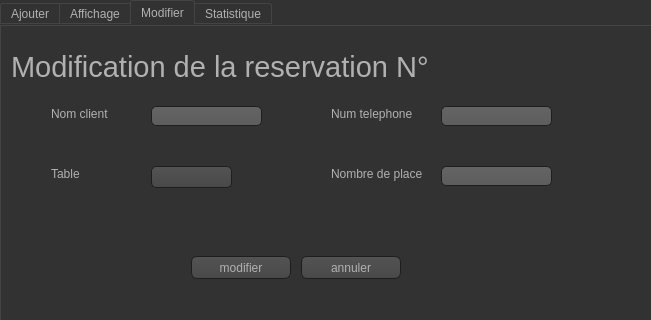
First picture: the form in gestion_reservation.ui, repository soumaya-nheri/Smart-Restaurant-2A27, before the edit; both pictures show x 0 to 651 and y 0 to 320 of the 733 by 503 pixel window.
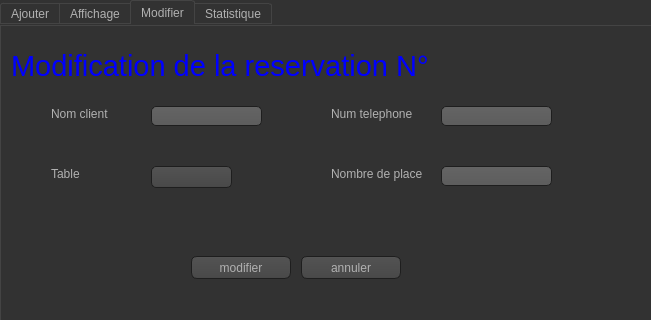
Second picture: the form after the edit. The open tabs and pages were chosen to show the change. Icons and pictures are not drawn. Custom widgets are drawn as their Qt base class.

What changed in the file:
```diff
--- a/gestion_reservation.ui
+++ b/gestion_reservation.ui
@@ -869,7 +869,7 @@
       <string notr="true"/>
      </property>
      <property name="text">
-      <string>Modification de la reservation N°</string>
+      <string>&lt;html&gt;&lt;head/&gt;&lt;body&gt;&lt;p&gt;&lt;span style=&quot; color:#0000ff;&quot;&gt;Modification de la reservation N°&lt;/span&gt;&lt;/p&gt;&lt;/body&gt;&lt;/html&gt;</string>
      </property>
     </widget>
     <widget class="QLabel" name="ID">
```
Left out of the diff: 6 changed lines with no effect on the pictures.
